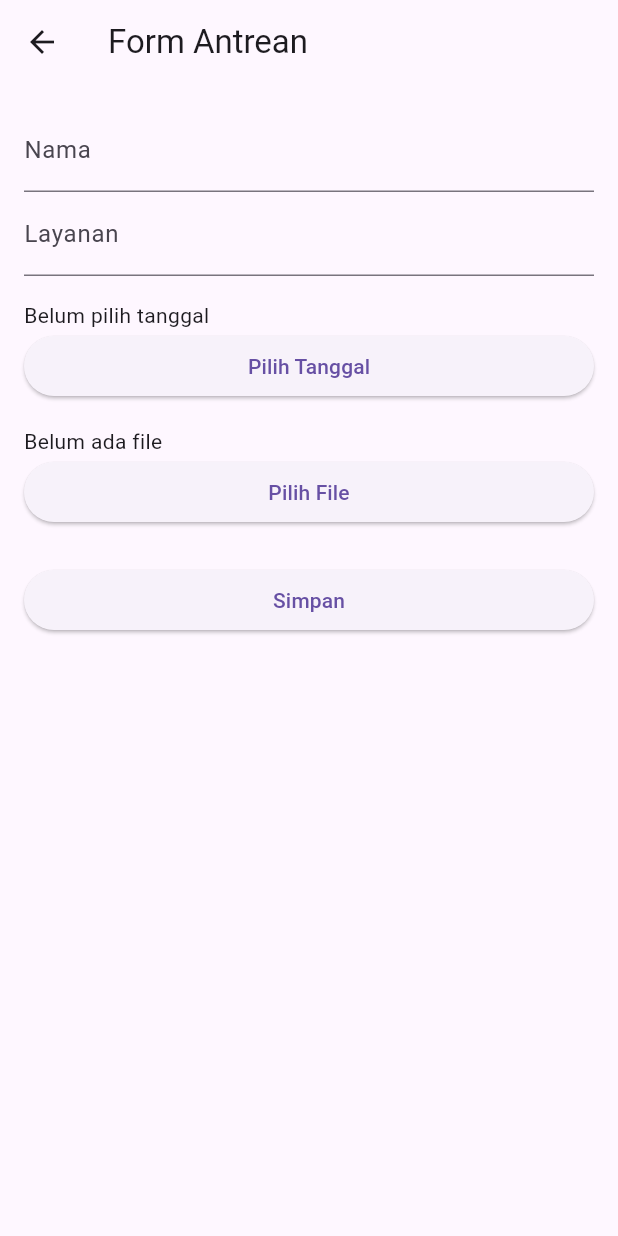
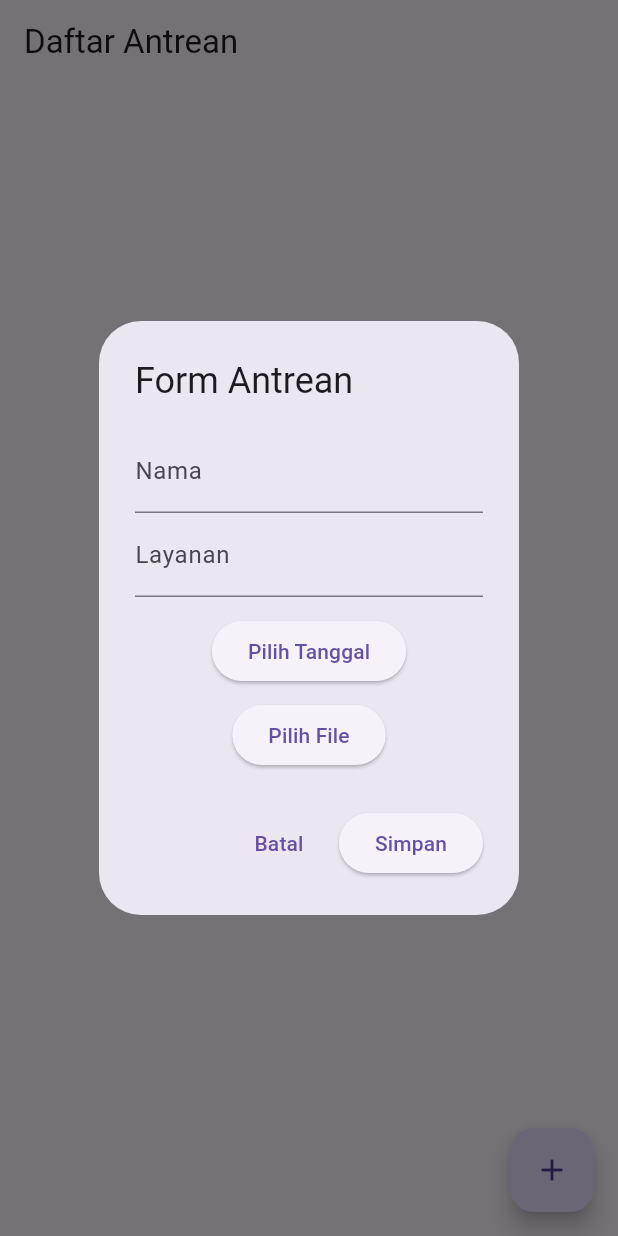
Before and after one commit to Nindyaayuu/antrean, a Flutter app: the HomeScreen screen opened directly, after a tap on the "add" icon, on a phone screen of 412 x 824 dp. Run offline on Flutter 3.47's test engine with Material 3 defaults, Android fonts, the phone set to English and light mode, and no system bars; our stand-ins replace file_picker, supabase_flutter; accounts and stored records are empty.

Commit message:
pop up tengah layar

```diff
--- a/lib/screens/home_screen.dart
+++ b/lib/screens/home_screen.dart
@@ -1,8 +1,8 @@
 import 'package:flutter/material.dart';
-import 'package:file_picker/file_picker.dart'; // <-- Tambahkan ini
+import 'package:file_picker/file_picker.dart';
 import '../models/antrean.dart';
 import '../services/supabase_service.dart';
-import 'form_screen.dart';
+import '../widgets/form_dialog.dart';
 
 class HomeScreen extends StatefulWidget {
   const HomeScreen({super.key});
@@ -100,6 +100,21 @@ class _HomeScreenState extends State<HomeScreen> {
     );
   }
 
+  void _showFormDialog(BuildContext context) {
+    final nextNomor = antreanList.length + 1;
+
+    showDialog(
+      context: context,
+      builder:
+          (context) => FormDialog(
+            nextNomorAntrean: nextNomor,
+            onSave: (antrean, file) {
+              tambahAntreanBaru(antrean, file);
+            },
+          ),
+    );
+  }
+
   @override
   Widget build(BuildContext context) {
     return Scaffold(
@@ -120,12 +135,9 @@ class _HomeScreenState extends State<HomeScreen> {
                     context,
                     MaterialPageRoute(
                       builder:
-                          (_) => FormScreen(
-                            antrean: antrean,
-                            onSave:
-                                (updated, file) =>
-                                    updateAntrean(updated, file, index),
-                            nextNomorAntrean: antrean.nomorAntrean,
+                          (_) => Scaffold(
+                            appBar: AppBar(title: const Text('Edit Antrean')),
+                            body: Center(child: Text('Edit belum dibuat')),
                           ),
                     ),
                   );
@@ -136,32 +148,18 @@ class _HomeScreenState extends State<HomeScreen> {
                 }
               },
               itemBuilder:
-                  (_) => [
-                    const PopupMenuItem(value: 'edit', child: Text('Edit')),
-                    const PopupMenuItem(
-                      value: 'selesai',
-                      child: Text('Selesai'),
-                    ),
-                    const PopupMenuItem(value: 'hapus', child: Text('Hapus')),
+                  (_) => const [
+                    PopupMenuItem(value: 'edit', child: Text('Edit')),
+                    PopupMenuItem(value: 'selesai', child: Text('Selesai')),
+                    PopupMenuItem(value: 'hapus', child: Text('Hapus')),
                   ],
             ),
           );
         },
       ),
       floatingActionButton: FloatingActionButton(
-        onPressed: () {
-          Navigator.push(
-            context,
-            MaterialPageRoute(
-              builder:
-                  (_) => FormScreen(
-                    onSave: tambahAntreanBaru,
-                    nextNomorAntrean: antreanList.length + 1,
-                  ),
-            ),
-          );
-        },
-        child: Icon(Icons.add),
+        onPressed: () => _showFormDialog(context),
+        child: const Icon(Icons.add),
       ),
     );
   }
--- /dev/null
+++ b/lib/widgets/form_dialog.dart
@@ -0,0 +1,125 @@
+import 'package:flutter/material.dart';
+import 'package:file_picker/file_picker.dart';
+import '../models/antrean.dart';
+
+class FormDialog extends StatefulWidget {
+  final int? nextNomorAntrean;
+  final Function(Antrean, PlatformFile)? onSave;
+
+  const FormDialog({super.key, this.nextNomorAntrean, this.onSave});
+
+  @override
+  State<FormDialog> createState() => _FormDialogState();
+}
+
+class _FormDialogState extends State<FormDialog> {
+  final _formKey = GlobalKey<FormState>();
+  String nama = '';
+  String layanan = '';
+  DateTime? pickupTime;
+  PlatformFile? pickedFile;
+
+  void _pickFile() async {
+    final result = await FilePicker.platform.pickFiles();
+    if (result != null) {
+      setState(() {
+        pickedFile = result.files.first;
+      });
+    }
+  }
+
+  void _pickDate() async {
+    final result = await showDatePicker(
+      context: context,
+      initialDate: DateTime.now(),
+      firstDate: DateTime(2020),
+      lastDate: DateTime(2100),
+    );
+    if (result != null) {
+      setState(() {
+        pickupTime = result;
+      });
+    }
+  }
+
+  void _submit() {
+    if (_formKey.currentState!.validate() &&
+        pickupTime != null &&
+        pickedFile != null) {
+      _formKey.currentState!.save();
+
+      final antrean = Antrean(
+        id: '',
+        nama: nama,
+        layanan: layanan,
+        pickupTime: pickupTime!,
+        fileName: pickedFile!.name,
+        nomorAntrean:
+            widget.nextNomorAntrean ?? DateTime.now().millisecondsSinceEpoch,
+      );
+
+      widget.onSave?.call(antrean, pickedFile!);
+      Navigator.pop(context);
+    } else {
+      ScaffoldMessenger.of(context).showSnackBar(
+        const SnackBar(content: Text('Lengkapi semua data dan pilih file')),
+      );
+    }
+  }
+
+  @override
+  Widget build(BuildContext context) {
+    return AlertDialog(
+      title: const Text('Form Antrean'),
+      content: SingleChildScrollView(
+        child: Form(
+          key: _formKey,
+          child: Column(
+            mainAxisSize: MainAxisSize.min,
+            children: [
+              TextFormField(
+                decoration: const InputDecoration(labelText: 'Nama'),
+                onSaved: (value) => nama = value ?? '',
+                validator:
+                    (value) =>
+                        value == null || value.isEmpty ? 'Wajib diisi' : null,
+              ),
+              TextFormField(
+                decoration: const InputDecoration(labelText: 'Layanan'),
+                onSaved: (value) => layanan = value ?? '',
+                validator:
+                    (value) =>
+                        value == null || value.isEmpty ? 'Wajib diisi' : null,
+              ),
+              const SizedBox(height: 12),
+              ElevatedButton(
+                onPressed: _pickDate,
+                child: Text(
+                  pickupTime == null
+                      ? 'Pilih Tanggal'
+                      : 'Tanggal: ${pickupTime!.toLocal()}'.split(' ')[0],
+                ),
+              ),
+              const SizedBox(height: 8),
+              ElevatedButton(
+                onPressed: _pickFile,
+                child: Text(
+                  pickedFile == null
+                      ? 'Pilih File'
+                      : 'File: ${pickedFile!.name}',
+                ),
+              ),
+            ],
+          ),
+        ),
+      ),
+      actions: [
+        TextButton(
+          onPressed: () => Navigator.pop(context),
+          child: const Text('Batal'),
+        ),
+        ElevatedButton(onPressed: _submit, child: const Text('Simpan')),
+      ],
+    );
+  }
+}
```
